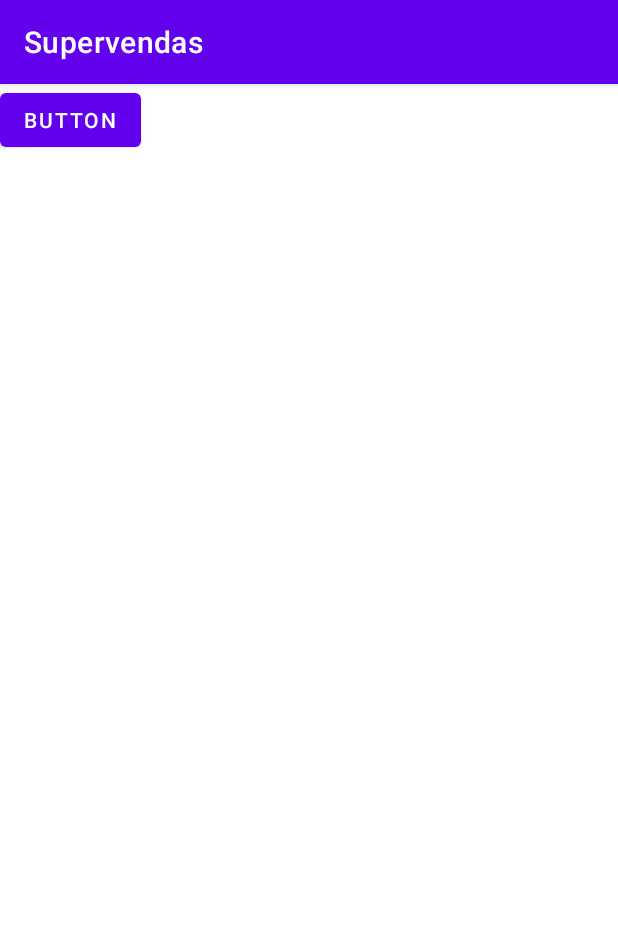
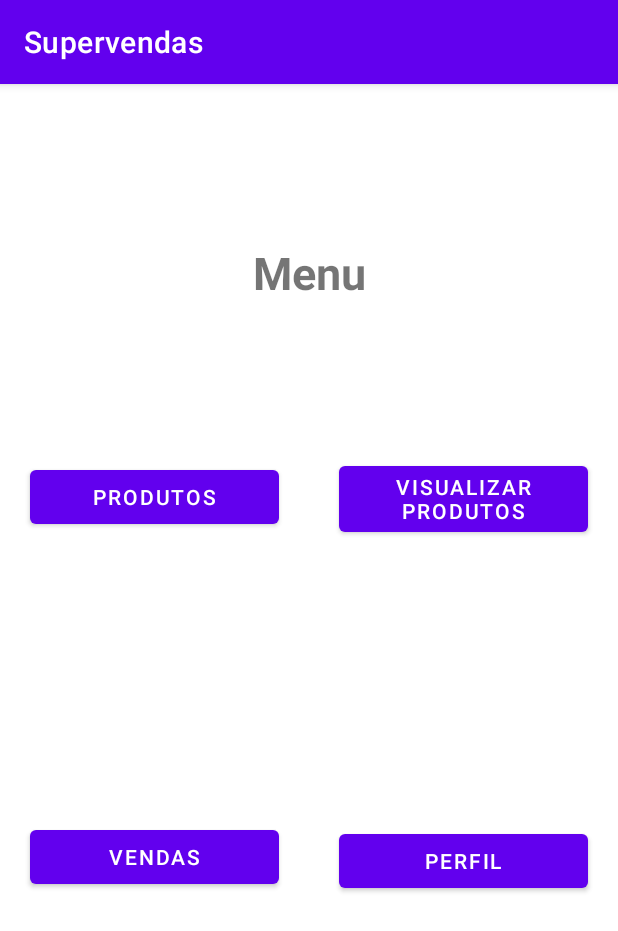
Before and after one commit to thalysts2/Supervendas, an Android app: the MainActivity screen opened directly, with no data from a screen before it, on a phone screen of 412 x 824 dp. Shown: the top 931 px of the screen. Run offline under Robolectric (Android 15) with nearby library versions, the phone set to English and light mode, and no system bars; our stand-ins replace Firebase (no records; nobody signed in at launch, a user with empty details on screens opened directly).

Commit message:
agora vai 3.0

```diff
--- a/app/src/main/java/com/example/supervendas/MainActivity.java
+++ b/app/src/main/java/com/example/supervendas/MainActivity.java
@@ -3,8 +3,11 @@ package com.example.supervendas;
 import androidx.annotation.NonNull;
 import androidx.appcompat.app.AppCompatActivity;
 
+import android.content.Intent;
 import android.os.Bundle;
 import android.util.Log;
+import android.view.View;
+import android.widget.Button;
 
 import com.google.firebase.auth.FirebaseAuth;
 import com.google.firebase.auth.FirebaseUser;
@@ -17,55 +20,27 @@ import com.google.firebase.database.ValueEventListener;
 import java.util.ArrayList;
 
 public class MainActivity extends AppCompatActivity {
-    private FirebaseAuth mAuth;
-    private FirebaseDatabase database;
-
-    private String uid;
-    private String usuario;
-
-    private ArrayList<String>seguindo;
+    Button b1,b2,b3,b4;
 
 
     @Override
     protected void onCreate(Bundle savedInstanceState) {
         super.onCreate(savedInstanceState);
         setContentView(R.layout.activity_main);
-        mAuth = FirebaseAuth.getInstance();
-        database = FirebaseDatabase.getInstance();
-        seguindo = new ArrayList<>();
-    }
-    @Override
-    protected void onStart(){
-        super.onStart();
-        FirebaseUser user = mAuth.getCurrentUser();
-        if(user==null)finish();
-
-//        para obter informações dos usuarios
-        getUserinfo();
-    }
-//    userRef apontando para os dados do banco de user e buscando uid
-    private void getUserinfo(){
-         uid = mAuth.getCurrentUser().getUid();
-
-        DatabaseReference userRef = database.getReference("users/" + uid);
-        userRef.addListenerForSingleValueEvent(new ValueEventListener() {
+//        botão produtos
+        b1 = findViewById(R.id.btn1);
+//        botão visualizar produtos
+        b2 = findViewById(R.id.btn2);
+//        botão vendaas
+        b3 = findViewById(R.id.btn3);
+//        botão perfil
+        b4 = findViewById(R.id.btn4);
+        b4.setOnClickListener(new View.OnClickListener() {
             @Override
-            public void onDataChange(@NonNull DataSnapshot datasnapshot) {
-                usuario = datasnapshot.child("usuario").getValue(String.class);
-
-                seguindo.clear();
-                for (DataSnapshot s : datasnapshot.child("seguindo").getChildren()) {
-                    seguindo.add(s.getValue(String.class));
-                }
-                Log.d("usuario",usuario);
-                Log.d("lista",seguindo.toString());
-            }
-
-            @Override
-            public void onCancelled(@NonNull DatabaseError error) {
-
+            public void onClick(View v) {
+                Intent i = new Intent(MainActivity.this,MainPerfil.class);
+                startActivity(i);
             }
         });
     }
-
-    }
+}
--- a/app/src/main/res/layout/activity_main.xml
+++ b/app/src/main/res/layout/activity_main.xml
@@ -6,11 +6,69 @@
     android:layout_height="match_parent"
     tools:context=".MainActivity">
 
-    <Button
-        android:id="@+id/button2"
+    <TextView
+        android:id="@+id/textView"
         android:layout_width="wrap_content"
         android:layout_height="wrap_content"
-        android:text="Button"
-        tools:layout_editor_absoluteX="190dp"
-        tools:layout_editor_absoluteY="499dp" />
+        android:text="Menu"
+        android:textSize="30sp"
+        android:textStyle="bold"
+        app:layout_constraintBottom_toTopOf="@+id/btn1"
+        app:layout_constraintEnd_toEndOf="parent"
+        app:layout_constraintStart_toStartOf="parent"
+        app:layout_constraintTop_toTopOf="parent" />
+
+    <Button
+        android:id="@+id/btn2"
+        android:layout_width="0dp"
+        android:layout_height="56dp"
+        android:layout_marginStart="20dp"
+        android:layout_marginTop="168dp"
+        android:layout_marginEnd="20dp"
+        android:layout_marginBottom="108dp"
+        android:text="Visualizar produtos"
+        app:layout_constraintBottom_toTopOf="@+id/btn4"
+        app:layout_constraintEnd_toEndOf="parent"
+        app:layout_constraintStart_toEndOf="@+id/btn1"
+        app:layout_constraintTop_toTopOf="parent" />
+
+    <Button
+        android:id="@+id/btn4"
+        android:layout_width="0dp"
+        android:layout_height="48dp"
+        android:layout_marginStart="20dp"
+        android:layout_marginEnd="20dp"
+        android:layout_marginBottom="145dp"
+        android:text="Perfil"
+        app:layout_constraintBottom_toBottomOf="parent"
+        app:layout_constraintEnd_toEndOf="parent"
+        app:layout_constraintStart_toEndOf="@+id/btn3"
+        app:layout_constraintTop_toBottomOf="@+id/btn2" />
+
+    <Button
+        android:id="@+id/btn3"
+        android:layout_width="0dp"
+        android:layout_height="48dp"
+        android:layout_marginStart="20dp"
+        android:layout_marginEnd="20dp"
+        android:layout_marginBottom="145dp"
+        android:text="Vendas"
+        app:layout_constraintBottom_toBottomOf="parent"
+        app:layout_constraintEnd_toStartOf="@+id/btn4"
+        app:layout_constraintStart_toStartOf="parent"
+        app:layout_constraintTop_toBottomOf="@+id/btn1" />
+
+    <Button
+        android:id="@+id/btn1"
+        android:layout_width="0dp"
+        android:layout_height="48dp"
+        android:layout_marginStart="20dp"
+        android:layout_marginTop="168dp"
+        android:layout_marginEnd="20dp"
+        android:layout_marginBottom="108dp"
+        android:text="produtos"
+        app:layout_constraintBottom_toTopOf="@+id/btn3"
+        app:layout_constraintEnd_toStartOf="@+id/btn2"
+        app:layout_constraintStart_toStartOf="parent"
+        app:layout_constraintTop_toTopOf="parent" />
 </androidx.constraintlayout.widget.ConstraintLayout>
```
Also changed, not shown: app/src/main/AndroidManifest.xml (+6 -1 lines), app/src/main/java/com/example/supervendas/CadastroActivity.java (+8 -0 lines), app/src/main/java/com/example/supervendas/ProdViewActivity.java (added, +14 -0 lines), app/src/main/java/com/example/supervendas/ProdutosActivity.java (added, +14 -0 lines), app/src/main/java/com/example/supervendas/VendasActivity.java (added, +23 -0 lines), app/src/main/res/layout/activity_cadastro.xml (+31 -7 lines), app/src/main/res/layout/activity_login.xml (+40 -25 lines), app/src/main/res/layout/activity_prod_view.xml (added, +16 -0 lines), app/src/main/res/layout/activity_produtos.xml (added, +91 -0 lines), app/src/main/res/layout/activity_vendas.xml (added, +93 -0 lines).
